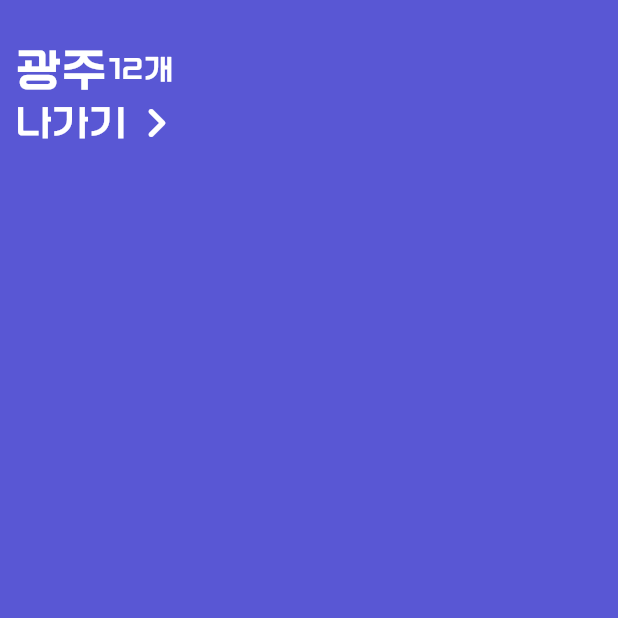
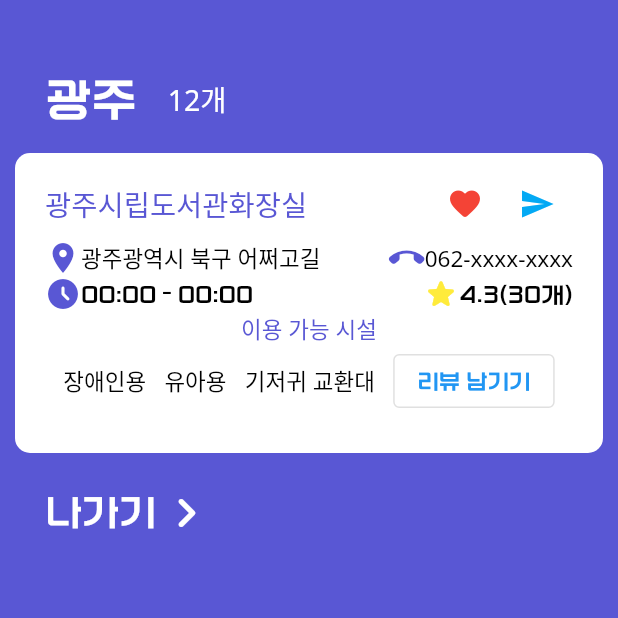
Before and after one commit to 4ilet/Find_Toilet, a Flutter app: the screen it shows after launch, after a tap on "광주", on a phone screen of 412 x 824 dp, the top half of it. Run offline on Flutter 3.47's test engine with Material 2 defaults, Android fonts, the phone set to English and light mode, and no system bars; Roboto replaces fonts that are missing (Noto Sans).

Commit message:
#8 #10 [FE-원경] feat: 즐겨찾기 목록, 리뷰 작성 화면 퍼블리싱

```diff
--- a/frontend/lib/screens/book_mark_screen.dart
+++ b/frontend/lib/screens/book_mark_screen.dart
@@ -1,7 +1,10 @@
+import 'package:find_toilet/screens/review_form_screen.dart';
+import 'package:find_toilet/utilities/icon.dart';
 import 'package:find_toilet/utilities/style.dart';
 import 'package:find_toilet/utilities/type_enum.dart';
 import 'package:find_toilet/widgets/box_container.dart';
 import 'package:find_toilet/widgets/button.dart';
+import 'package:find_toilet/widgets/modal.dart';
 import 'package:find_toilet/widgets/text_widget.dart';
 import 'package:flutter/material.dart';
 
@@ -76,23 +79,157 @@ class BookMarkList extends StatelessWidget {
       body: Padding(
         padding: const EdgeInsets.symmetric(vertical: 30, horizontal: 10),
         child: Column(children: [
-          Row(
+          Padding(
+            padding: const EdgeInsets.all(20),
+            child: Row(
               children: [
                 CustomText(
                   title: folderName,
                   fontSize: FontSize.titleSize,
                   color: CustomColors.whiteColor,
                 ),
+                const SizedBox(
+                  width: 20,
+                ),
                 CustomText(
                   title: '$listCnt개',
                   fontSize: FontSize.defaultSize,
                   color: CustomColors.whiteColor,
+                  font: 'Noto Sans',
                 ),
               ],
             ),
-          const ExitPage(),
+          ),
+          const ListItem(),
+          const Padding(
+            padding: EdgeInsets.all(20),
+            child: ExitPage(),
+          ),
         ]),
       ),
     );
   }
 }
+
+class ListItem extends StatelessWidget {
+  final String font;
+  final StringList? available;
+  const ListItem({
+    super.key,
+    this.font = 'Noto Sans',
+    this.available,
+  });
+
+  @override
+  Widget build(BuildContext context) {
+    void toReview() {
+      Navigator.push(
+          context, MaterialPageRoute(builder: (context) => const ReviewForm()));
+    }
+
+    return CommonBox(
+      color: whiteColor,
+      height: 200,
+      width: 500,
+      child: Padding(
+        padding: const EdgeInsets.symmetric(vertical: 10, horizontal: 20),
+        child: Column(
+          children: [
+            Row(
+              mainAxisAlignment: MainAxisAlignment.spaceBetween,
+              children: [
+                CustomText(
+                    color: CustomColors.mainColor,
+                    title: '광주시립도서관화장실',
+                    fontSize: FontSize.defaultSize,
+                    font: font),
+                Row(
+                  mainAxisAlignment: MainAxisAlignment.end,
+                  children: [
+                    IconButton(
+                        onPressed: () {},
+                        icon: const Icon(
+                          Icons.favorite_rounded,
+                          color: redColor,
+                        )),
+                    IconButton(
+                        onPressed: () {
+                          showDialog(
+                              context: context,
+                              builder: (context) => const NavigationModal());
+                        },
+                        icon: const Icon(
+                          Icons.send,
+                          color: Colors.lightBlue,
+                        )),
+                  ],
+                ),
+              ],
+            ),
+            Row(
+              mainAxisAlignment: MainAxisAlignment.spaceBetween,
+              children: [
+                TextWithIcon(
+                  icon: locationIcon,
+                  text: '광주광역시 북구 어쩌고길',
+                  font: font,
+                ),
+                TextWithIcon(
+                  icon: phoneIcon,
+                  text: '062-xxxx-xxxx',
+                  font: font,
+                ),
+              ],
+            ),
+            Row(
+              mainAxisAlignment: MainAxisAlignment.spaceBetween,
+              children: const [
+                TextWithIcon(
+                    icon: clockIcon,
+                    text: '00:00 - 00:00',
+                    textColor: CustomColors.blackColor),
+                TextWithIcon(
+                  icon: startIcon,
+                  text: '4.3(30개)',
+                  iconColor: yellowColor,
+                ),
+              ],
+            ),
+            CustomText(
+              title: '이용 가능 시설',
+              fontSize: FontSize.smallSize,
+              color: CustomColors.mainColor,
+              font: font,
+            ),
+            Row(
+              mainAxisAlignment: MainAxisAlignment.spaceEvenly,
+              children: [
+                CustomText(
+                  title: '장애인용',
+                  fontSize: FontSize.smallSize,
+                  color: CustomColors.blackColor,
+                  font: font,
+                ),
+                CustomText(
+                    title: '유아용',
+                    fontSize: FontSize.smallSize,
+                    color: CustomColors.blackColor,
+                    font: font),
+                CustomText(
+                  title: '기저귀 교환대',
+                  fontSize: FontSize.smallSize,
+                  color: CustomColors.blackColor,
+                  font: font,
+                ),
+                CustomButton(
+                  onPressed: toReview,
+                  buttonText: '리뷰 남기기',
+                )
+              ],
+            )
+          ],
+        ),
+      ),
+    );
+  }
+}
--- /dev/null
+++ b/frontend/lib/utilities/icon.dart
@@ -0,0 +1,6 @@
+import 'package:flutter/material.dart';
+
+const locationIcon = Icons.location_on;
+const phoneIcon = Icons.call_end_rounded;
+const clockIcon = Icons.access_time_filled_rounded;
+const startIcon = Icons.star_rounded;
--- a/frontend/lib/utilities/style.dart
+++ b/frontend/lib/utilities/style.dart
@@ -6,6 +6,7 @@ const mainColor = Color(0xFF5957D4);
 const whiteColor = Colors.white;
 const blackColor = Colors.black;
 const redColor = Colors.red;
+const yellowColor = Colors.yellow;
 Color convertedColor(CustomColors color) {
   switch (color) {
     case CustomColors.whiteColor:
@@ -14,8 +15,10 @@ Color convertedColor(CustomColors color) {
       return mainColor;
     case CustomColors.blackColor:
       return blackColor;
+    case CustomColors.redColor:
+      return redColor;
     default:
-      return redColor;
+      return yellowColor;
   }
 }
 
@@ -23,6 +26,7 @@ Color convertedColor(CustomColors color) {
 const double titleSize = 30;
 const double largeSize = 24;
 const double defaultSize = 19;
+const double smallSize = 15;
 
 double convertedSize(FontSize size) {
   switch (size) {
@@ -30,6 +34,8 @@ double convertedSize(FontSize size) {
       return titleSize;
     case FontSize.largeSize:
       return largeSize;
+    case FontSize.smallSize:
+      return smallSize;
     default:
       return defaultSize;
   }
--- a/frontend/lib/utilities/type_enum.dart
+++ b/frontend/lib/utilities/type_enum.dart
@@ -9,8 +9,8 @@ typedef ReturnVoid = void Function();
 //* enums
 enum Themes { largeFont, defaultFont }
 
-enum FontSize { titleSize, largeSize, defaultSize }
+enum FontSize { titleSize, largeSize, defaultSize, smallSize }
 
 enum ExtendedFontSize { titleSize, largeSize, defaultSize }
 
-enum CustomColors { whiteColor, mainColor, redColor, blackColor }
+enum CustomColors { whiteColor, mainColor, redColor, blackColor, yellowColor }
--- a/frontend/lib/widgets/button.dart
+++ b/frontend/lib/widgets/button.dart
@@ -5,14 +5,16 @@ import 'package:flutter/material.dart';
 
 class CustomButton extends StatelessWidget {
   final ReturnVoid onPressed;
-  const CustomButton({super.key, required this.onPressed});
+  final String buttonText;
+  const CustomButton(
+      {super.key, required this.onPressed, this.buttonText = '완료'});
 
   @override
   Widget build(BuildContext context) {
     return OutlinedButton(
       onPressed: onPressed,
-      child: const Text(
-        '완료',
+      child: Text(
+        buttonText,
       ),
     );
   }
--- a/frontend/lib/widgets/text_widget.dart
+++ b/frontend/lib/widgets/text_widget.dart
@@ -3,23 +3,59 @@ import 'package:find_toilet/utilities/type_enum.dart';
 import 'package:flutter/material.dart';
 
 class CustomText extends StatelessWidget {
-  final String title;
+  final String title, font;
   final FontSize fontSize;
   final CustomColors color;
   const CustomText(
       {super.key,
       required this.title,
       required this.fontSize,
-      required this.color});
+      required this.color,
+      this.font = 'Kimm'});
 
   @override
   Widget build(BuildContext context) {
     return Text(
       title,
       style: TextStyle(
-        color: convertedColor(color),
-        fontSize: convertedSize(fontSize),
-      ),
+          color: convertedColor(color),
+          fontSize: convertedSize(fontSize),
+          fontFamily: font),
     );
   }
 }
+
+class TextWithIcon extends StatelessWidget {
+  final IconData icon;
+  final String text, font;
+  final FontSize fontSize;
+  final Color iconColor;
+  final CustomColors textColor;
+  const TextWithIcon({
+    super.key,
+    required this.icon,
+    required this.text,
+    this.fontSize = FontSize.smallSize,
+    this.iconColor = mainColor,
+    this.textColor = CustomColors.blackColor,
+    this.font = 'Kimm',
+  });
+
+  @override
+  Widget build(BuildContext context) {
+    return Row(
+      children: [
+        Icon(
+          icon,
+          color: iconColor,
+        ),
+        CustomText(
+          title: text,
+          fontSize: fontSize,
+          color: textColor,
+          font: font,
+        )
+      ],
+    );
+  }
+}
```
Also changed, not shown: frontend/lib/screens/review_form_screen.dart (added, +78 -0 lines), frontend/lib/widgets/box_container.dart (+14 -0 lines), frontend/lib/widgets/modal.dart (added, +47 -0 lines). Lines whose indentation alone changed are shown as unchanged.
